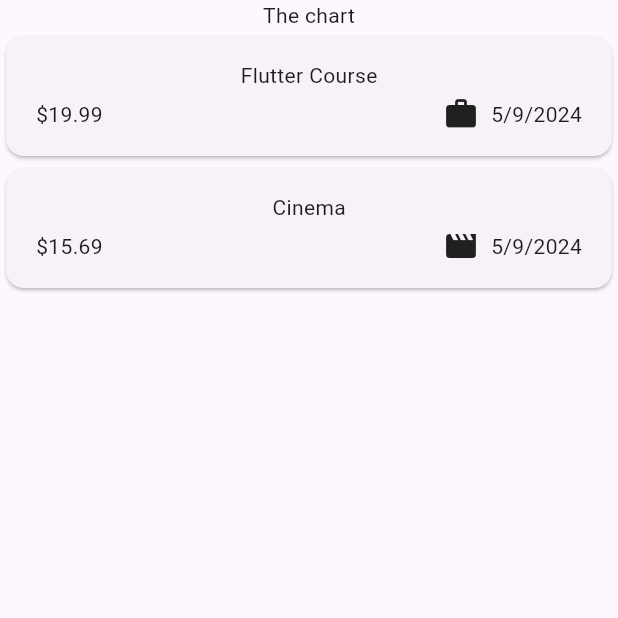
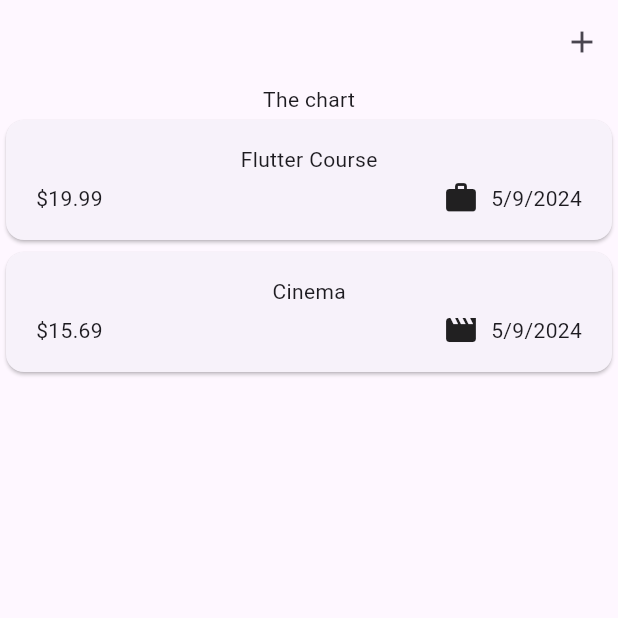
Before and after one commit to alexmortelsison/Expense-App, a Flutter app: the screen it shows after launch, on a phone screen of 412 x 824 dp, the top half of it. Run offline on Flutter 3.47's test engine with Material 3 defaults, Android fonts, the phone set to English and light mode, and no system bars.

Commit message:
updated UI

```diff
--- a/lib/main.dart
+++ b/lib/main.dart
@@ -10,9 +10,10 @@ class MyApp extends StatelessWidget {
 
   @override
   Widget build(BuildContext context) {
-    return const MaterialApp(
+    return MaterialApp(
       debugShowCheckedModeBanner: false,
-      home: Expenses(),
+      theme: ThemeData(useMaterial3: true),
+      home: const Expenses(),
     );
   }
 }
--- a/lib/widgets/expenses.dart
+++ b/lib/widgets/expenses.dart
@@ -29,6 +29,14 @@ class _ExpensesState extends State<Expenses> {
   @override
   Widget build(BuildContext context) {
     return Scaffold(
+      appBar: AppBar(
+        actions: [
+          IconButton(
+            onPressed: () {},
+            icon: const Icon(Icons.add),
+          ),
+        ],
+      ),
       body: Column(
         children: [
           const Text('The chart'),
```
